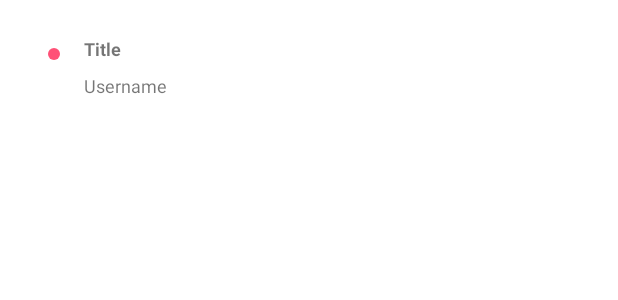
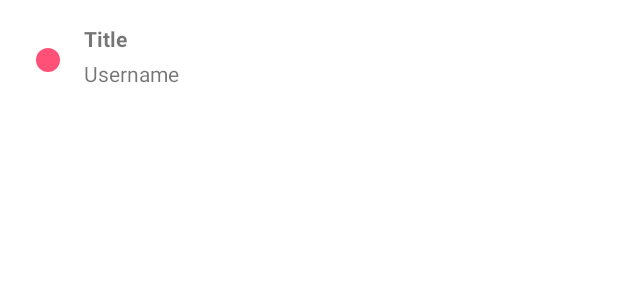
Before and after one commit to adimaris/PasswordManager, an Android app: the layout list_item.xml on its own in the app's theme, with its tools: preview values and no code run, on a phone screen of 412 x 824 dp. Shown: the top 300 px of the screen. Run offline under Robolectric (Android 15) with nearby library versions, the phone set to English and light mode, and no system bars.

```diff
--- a/app/src/main/java/com/alexanderdimaris/passwordmanager/view/PassListActivity.java
+++ b/app/src/main/java/com/alexanderdimaris/passwordmanager/view/PassListActivity.java
@@ -79,7 +79,8 @@ public class PassListActivity extends AppCompatActivity {
             updateList();
         } else if (resultCode == 5) {
             PassObj passObj = (PassObj) data.getExtras().getSerializable("passObj");
-            mDataBaseHelper.updateOne(passObj);
+            boolean success = mDataBaseHelper.updateOne(passObj);
+            Toast.makeText(this, "Success = " + success, Toast.LENGTH_LONG).show();
             updateList();
         }
     }
--- a/app/src/main/res/drawable/bullet_point.xml
+++ b/app/src/main/res/drawable/bullet_point.xml
@@ -5,7 +5,7 @@
 
     <solid android:color="#ff5177"/>
 
-    <size android:width="8dp"
-        android:height="8dp"/>
+    <size android:width="16dp"
+        android:height="16dp"/>
 
 </shape>
--- a/app/src/main/res/layout/list_item.xml
+++ b/app/src/main/res/layout/list_item.xml
@@ -1,6 +1,5 @@
 <?xml version="1.0" encoding="utf-8"?>
-<androidx.constraintlayout.widget.ConstraintLayout
-    xmlns:android="http://schemas.android.com/apk/res/android"
+<androidx.constraintlayout.widget.ConstraintLayout xmlns:android="http://schemas.android.com/apk/res/android"
     xmlns:app="http://schemas.android.com/apk/res-auto"
     xmlns:tools="http://schemas.android.com/tools"
     android:id="@+id/list_item_cl"
@@ -11,7 +10,7 @@
         android:id="@+id/list_item_oval"
         android:layout_width="wrap_content"
         android:layout_height="wrap_content"
-        android:layout_marginStart="32dp"
+        android:layout_marginStart="24dp"
         android:layout_marginTop="32dp"
         android:src="@drawable/bullet_point"
         app:layout_constraintStart_toStartOf="parent"
@@ -22,9 +21,9 @@
         android:layout_width="wrap_content"
         android:layout_height="wrap_content"
         android:layout_marginStart="16dp"
-        android:layout_marginTop="24dp"
+        android:layout_marginTop="16dp"
         android:text="Title"
-        android:textSize="12sp"
+        android:textSize="14sp"
         android:textStyle="bold"
         app:layout_constraintStart_toEndOf="@+id/list_item_oval"
         app:layout_constraintTop_toTopOf="parent" />
@@ -34,9 +33,9 @@
         android:layout_width="wrap_content"
         android:layout_height="wrap_content"
         android:layout_marginStart="16dp"
-        android:layout_marginTop="8dp"
+        android:layout_marginTop="4dp"
         android:text="Username"
-        android:textSize="12sp"
+        android:textSize="14sp"
         app:layout_constraintStart_toEndOf="@+id/list_item_oval"
         app:layout_constraintTop_toBottomOf="@+id/list_item_tv_title" />
 
```
Also changed, not shown: app/src/main/java/com/alexanderdimaris/passwordmanager/model/DataBaseHelper.java (+8 -3 lines), app/src/main/java/com/alexanderdimaris/passwordmanager/view/AddPassActivity.java (+9 -0 lines), app/src/main/java/com/alexanderdimaris/passwordmanager/view/ExistingPassActivity.java (+9 -2 lines), app/src/main/java/com/alexanderdimaris/passwordmanager/view/PassGeneratorActivity.java (+10 -0 lines).
